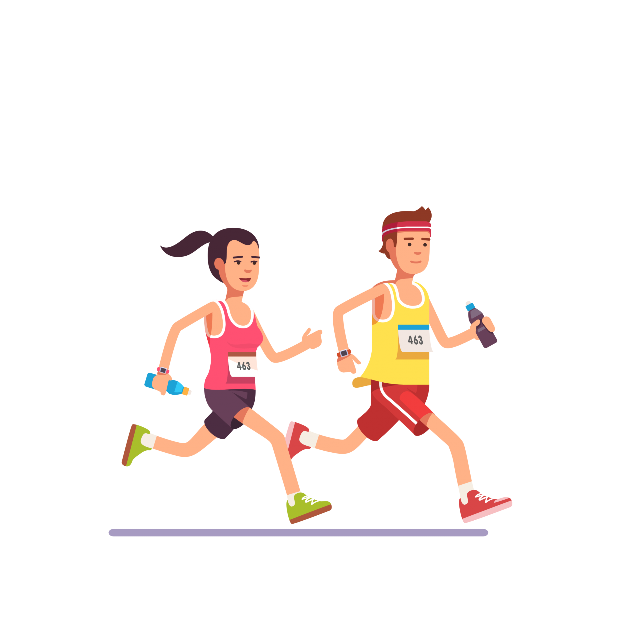
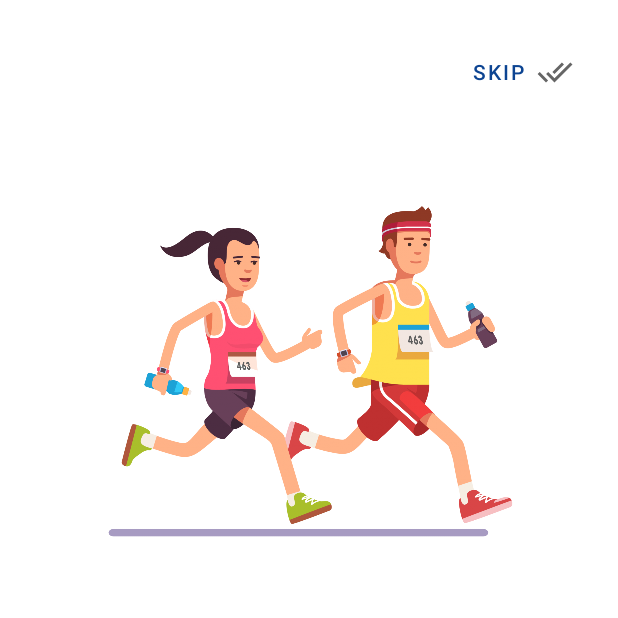
Before and after one commit to Long18/FitnessCare, an Android app: the screen it shows after launch (Tutorial), on a phone screen of 412 x 824 dp, the top half of it. Run offline under Robolectric (Android 15) with nearby library versions, the phone set to English and light mode, and no system bars.

Commit message:
update SplashScreen and Tutorial Screen

```diff
--- a/app/src/main/java/com/william/fitness/Helper/Tutorial.java
+++ b/app/src/main/java/com/william/fitness/Helper/Tutorial.java
@@ -4,6 +4,7 @@ import androidx.appcompat.app.AppCompatActivity;
 import androidx.viewpager.widget.ViewPager;
 
 import android.content.Intent;
+import android.content.SharedPreferences;
 import android.os.Bundle;
 import android.text.Html;
 import android.view.View;
@@ -24,9 +25,10 @@ public class Tutorial extends AppCompatActivity {
 
     SliderAdapter sliderAdapter;
     TextView[] dots;
-    Button letsGetStarted;
+    Button btnStarted;
     Animation animation;
     int currentPos;
+
 
     @Override
     protected void onCreate(Bundle savedInstanceState) {
@@ -37,7 +39,7 @@ public class Tutorial extends AppCompatActivity {
         //Hooks
         viewPager = findViewById(R.id.slider);
         dotsLayout = findViewById(R.id.dots);
-        letsGetStarted = findViewById(R.id.btn_get_started);
+        btnStarted = findViewById(R.id.btn_get_started);
 
         //Call adapter
         sliderAdapter = new SliderAdapter(this);
@@ -47,7 +49,7 @@ public class Tutorial extends AppCompatActivity {
         DotsLayout(0);
         viewPager.addOnPageChangeListener(changeListener);
 
-        letsGetStarted.setOnClickListener(new View.OnClickListener() {
+        btnStarted.setOnClickListener(new View.OnClickListener() {
             @Override
             public void onClick(View v) {
                 Intent intent = new Intent(Tutorial.this, MainActivity.class);
@@ -94,15 +96,15 @@ public class Tutorial extends AppCompatActivity {
             currentPos = position;
 
             if (position == 0) {
-                letsGetStarted.setVisibility(View.INVISIBLE);
+                btnStarted.setVisibility(View.INVISIBLE);
             } else if (position == 1) {
-                letsGetStarted.setVisibility(View.INVISIBLE);
+                btnStarted.setVisibility(View.INVISIBLE);
             } else if (position == 2) {
-                letsGetStarted.setVisibility(View.INVISIBLE);
+                btnStarted.setVisibility(View.INVISIBLE);
             } else {
                 animation = AnimationUtils.loadAnimation(Tutorial.this, R.anim.bottom_anim);
-                letsGetStarted.setAnimation(animation);
-                letsGetStarted.setVisibility(View.VISIBLE);
+                btnStarted.setAnimation(animation);
+                btnStarted.setVisibility(View.VISIBLE);
             }
         }
 
--- a/app/src/main/java/com/william/fitness/SplashScreen.java
+++ b/app/src/main/java/com/william/fitness/SplashScreen.java
@@ -3,6 +3,7 @@ package com.william.fitness;
 import androidx.appcompat.app.AppCompatActivity;
 
 import android.content.Intent;
+import android.content.SharedPreferences;
 import android.os.Bundle;
 import android.os.Handler;
 import android.view.animation.Animation;
@@ -20,6 +21,7 @@ public class SplashScreen extends AppCompatActivity {
     TextView powered_line;
 
     Animation sideAnim, bottomAnim;
+    SharedPreferences tutorialScreen;
 
     @Override
     protected void onCreate(Bundle savedInstanceState) {
@@ -31,7 +33,7 @@ public class SplashScreen extends AppCompatActivity {
         powered_line = findViewById(R.id.powered_line);
 
         //Animations
-        sideAnim = AnimationUtils.loadAnimation(this,R.anim.slide_in_right);
+        sideAnim = AnimationUtils.loadAnimation(this,R.anim.bottom_anim);
         bottomAnim = AnimationUtils.loadAnimation(this,R.anim.top_to_bottom);
 
         //Set Animations to objects
@@ -42,9 +44,24 @@ public class SplashScreen extends AppCompatActivity {
             @Override
             public void run() {
 
-                Intent intent = new Intent(getApplicationContext(), Tutorial.class);
-                startActivity(intent);
-                finish();
+                tutorialScreen = getSharedPreferences("tutorialScreen",MODE_PRIVATE);
+                boolean isFirstTime = tutorialScreen.getBoolean("firstTime",true);
+
+                if (isFirstTime){
+                    SharedPreferences.Editor editor = tutorialScreen.edit();
+                    editor.putBoolean("firstTime",false);
+                    editor.commit();
+
+                    Intent intent = new Intent(getApplicationContext(), Tutorial.class);
+                    startActivity(intent);
+                    finish();
+                }
+                else {
+                    Intent intent = new Intent(getApplicationContext(), MainActivity.class);
+                    startActivity(intent);
+                    finish();
+                }
+
 
             }
         },SPLASH_TIME);
--- a/app/src/main/res/anim/top_to_bottom.xml
+++ b/app/src/main/res/anim/top_to_bottom.xml
@@ -1,9 +1,10 @@
 <?xml version="1.0" encoding="utf-8"?>
 <set xmlns:android="http://schemas.android.com/apk/res/android" android:interpolator="@android:anim/linear_interpolator">
     <scale
-        android:duration="500"
+        android:duration="1500"
         android:fromXScale="1.0"
         android:fromYScale="0.0"
         android:toXScale="1.0"
-        android:toYScale="1.0" />
+        android:toYScale="1.0"
+        />
 </set>
--- /dev/null
+++ b/app/src/main/res/drawable/ic_skip.xml
@@ -0,0 +1,10 @@
+<vector xmlns:android="http://schemas.android.com/apk/res/android"
+    android:width="24dp"
+    android:height="24dp"
+    android:viewportWidth="24"
+    android:viewportHeight="24"
+    android:tint="?attr/colorControlNormal">
+  <path
+      android:fillColor="@android:color/white"
+      android:pathData="M18,7l-1.41,-1.41 -6.34,6.34 1.41,1.41L18,7zM22.24,5.59L11.66,16.17 7.48,12l-1.41,1.41L11.66,19l12,-12 -1.42,-1.41zM0.41,13.41L6,19l1.41,-1.41L1.83,12 0.41,13.41z"/>
+</vector>
--- a/app/src/main/res/layout/tutorial.xml
+++ b/app/src/main/res/layout/tutorial.xml
@@ -18,6 +18,18 @@
 
 
     </androidx.viewpager.widget.ViewPager>
+
+    <Button
+        android:id="@+id/btnSkip"
+        android:layout_width="wrap_content"
+        android:layout_height="wrap_content"
+        android:text="@string/btnSkip"
+        app:layout_constraintEnd_toEndOf="parent"
+        app:layout_constraintTop_toTopOf="parent"
+        android:padding="10dp"
+        android:background="#00000000"
+        android:drawableEnd="@drawable/ic_skip"
+        android:onClick="skip"/>
 
     <RelativeLayout
         android:id="@+id/relativeLayout"
@@ -51,11 +63,14 @@
             android:id="@+id/btn_next"
             android:layout_width="wrap_content"
             android:layout_height="wrap_content"
+            android:layout_alignParentRight="true"
             android:layout_alignParentBottom="true"
-            android:layout_alignParentRight="true"
+            android:layout_marginRight="0dp"
+            android:layout_marginBottom="0dp"
+            android:background="#00000000"
+            android:drawableEnd="@drawable/ic_next"
             android:paddingBottom="30dp"
-            android:background="#00000000"
-            android:drawableEnd="@drawable/ic_next"/>
+            android:onClick="next"/>
 
     </RelativeLayout>
 
```
